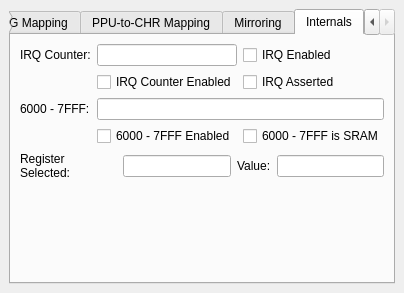
The window that apps/ide/nes/debuggers/mapperinformationdockwidget.ui (christopherpow/nesicide) describes before a commit, drawn with Qt 5.
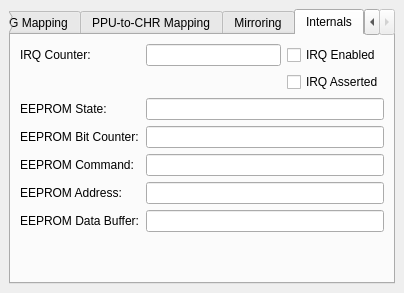
The same window after the commit.

Commit message: Adding EEPROM support to mapper 16 and 159.

What changed in the file:
```diff
--- a/apps/ide/nes/debuggers/mapperinformationdockwidget.ui
+++ b/apps/ide/nes/debuggers/mapperinformationdockwidget.ui
@@ -354,7 +354,7 @@
            <number>0</number>
           </property>
           <property name="currentIndex">
-           <number>6</number>
+           <number>4</number>
           </property>
           <widget class="QWidget" name="noInternals"/>
           <widget class="QWidget" name="mapper1">
@@ -549,6 +549,103 @@
             </item>
            </layout>
           </widget>
+          <widget class="QWidget" name="mapper16">
+           <layout class="QGridLayout" name="gridLayout_12">
+            <property name="margin">
+             <number>0</number>
+            </property>
+            <item row="0" column="0">
+             <widget class="QLabel" name="label_37">
+              <property name="text">
+               <string>IRQ Counter:</string>
+              </property>
+             </widget>
+            </item>
+            <item row="0" column="1">
+             <widget class="QLineEdit" name="irqCounter16"/>
+            </item>
+            <item row="0" column="2">
+             <widget class="QCheckBox" name="irqEnabled16">
+              <property name="text">
+               <string>IRQ Enabled</string>
+              </property>
+              <property name="checkable">
+               <bool>true</bool>
+              </property>
+             </widget>
+            </item>
+            <item row="7" column="0" colspan="3">
+             <spacer name="verticalSpacer_9">
+              <property name="orientation">
+               <enum>Qt::Vertical</enum>
+              </property>
+              <property name="sizeHint" stdset="0">
+               <size>
+                <width>20</width>
+                <height>40</height>
+               </size>
+              </property>
+             </spacer>
+            </item>
+            <item row="2" column="0">
+             <widget class="QLabel" name="label_38">
+              <property name="text">
+               <string>EEPROM State:</string>
+              </property>
+             </widget>
+            </item>
+            <item row="3" column="0">
+             <widget class="QLabel" name="label_39">
+              <property name="text">
+               <string>EEPROM Bit Counter:</string>
+              </property>
+             </widget>
+            </item>
+            <item row="4" column="0">
+             <widget class="QLabel" name="label_40">
+              <property name="text">
+               <string>EEPROM Command:</string>
+              </property>
+             </widget>
+            </item>
+            <item row="5" column="0">
+             <widget class="QLabel" name="label_41">
+              <property name="text">
+               <string>EEPROM Address:</string>
+              </property>
+             </widget>
+            </item>
+            <item row="2" column="1" colspan="2">
+             <widget class="QLineEdit" name="eepromState16"/>
+            </item>
+            <item row="3" column="1" colspan="2">
+             <widget class="QLineEdit" name="eepromBitCounter16"/>
+            </item>
+            <item row="4" column="1" colspan="2">
+             <widget class="QLineEdit" name="eepromCmd16"/>
+            </item>
+            <item row="5" column="1" colspan="2">
+             <widget class="QLineEdit" name="eepromAddr16"/>
+            </item>
+            <item row="1" column="2">
+             <widget class="QCheckBox" name="irqAsserted16">
+              <property name="text">
+               <string>IRQ Asserted</string>
+              </property>
+             </widget>
+            </item>
+            <item row="6" column="0">
+             <widget class="QLabel" name="label_42">
+              <property name="text">
+               <string>EEPROM Data Buffer:</string>
+              </property>
+             </widget>
+            </item>
+            <item row="6" column="1" colspan="2">
+             <widget class="QLineEdit" name="eepromDataBuf16"/>
+            </item>
+           </layout>
+          </widget>
           <widget class="QWidget" name="mapper19">
            <layout class="QGridLayout" name="gridLayout_11">
             <property name="margin">
```
The commit also changes 9 other files.
